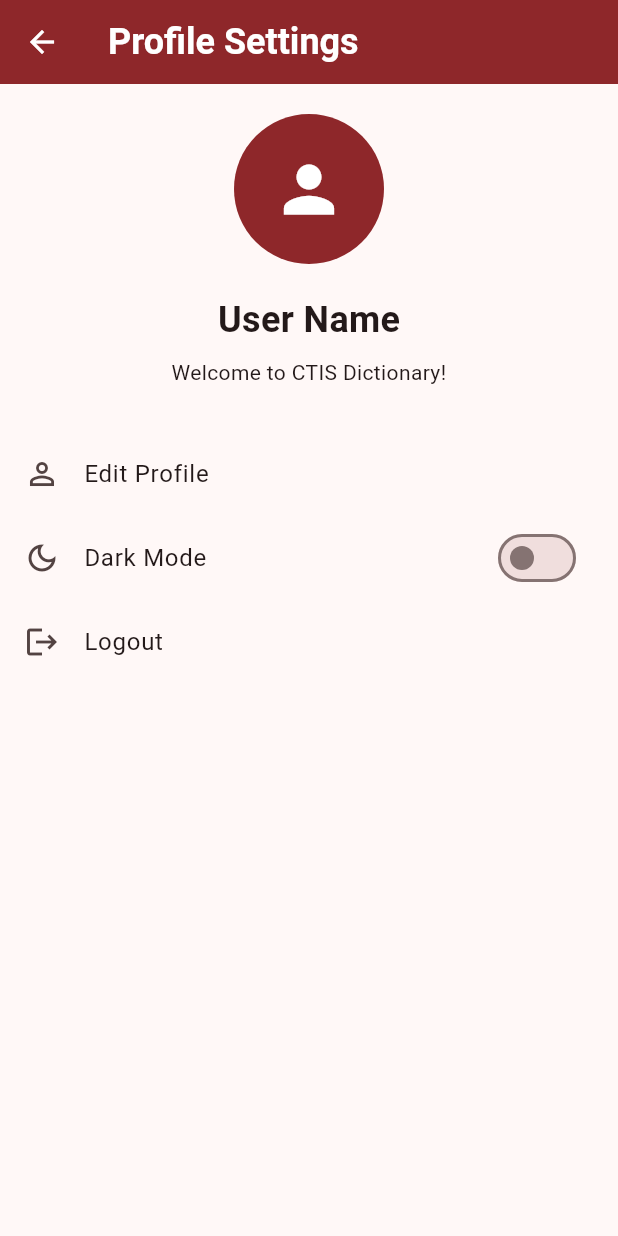
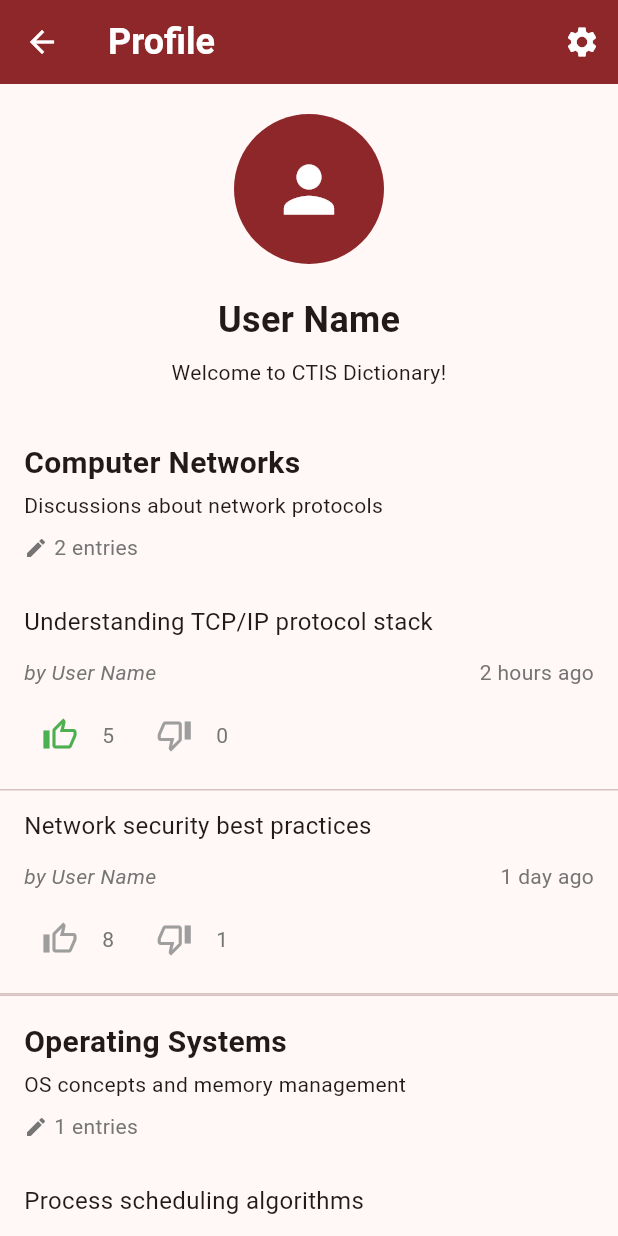
Before and after one commit to Baturalp52/CTIS-470-project, a Flutter app: the ProfileScreen screen opened directly, on a phone screen of 412 x 824 dp. Run offline on Flutter 3.47's test engine with Material 3 defaults, Android fonts, the phone set to English and light mode, and no system bars; accounts and stored records are empty.

Commit message:
Refactor profile management by introducing UserProfileScreen and SettingsScreen; streamline ProfileScreen to utilize UserProfileScreen for displaying user details.

```diff
--- a/lib/screens/profile_screen.dart
+++ b/lib/screens/profile_screen.dart
@@ -1,89 +1,29 @@
 import 'package:flutter/material.dart';
 import 'package:provider/provider.dart';
-import '../providers/theme_provider.dart';
 import '../providers/user_provider.dart';
-import 'edit_profile_screen.dart';
+import 'user_profile_screen.dart';
 
 class ProfileScreen extends StatelessWidget {
   const ProfileScreen({super.key});
 
   @override
   Widget build(BuildContext context) {
-    return Scaffold(
-      appBar: AppBar(title: const Text('Profile Settings')),
-      body: Consumer2<ThemeProvider, UserProvider>(
-        builder: (context, themeProvider, userProvider, child) {
-          final user = userProvider.currentUser;
+    return Consumer<UserProvider>(
+      builder: (context, userProvider, child) {
+        final user = userProvider.currentUser;
+        if (user == null) {
+          return const Scaffold(
+            body: Center(
+              child: Text('User not found'),
+            ),
+          );
+        }
 
-          return ListView(
-            children: [
-              const SizedBox(height: 20),
-              CircleAvatar(
-                radius: 50,
-                backgroundColor: Theme.of(context).colorScheme.primary,
-                backgroundImage: user?.profileImageUrl != null
-                    ? NetworkImage(user!.profileImageUrl!)
-                    : null,
-                child: user?.profileImageUrl == null
-                    ? const Icon(Icons.person, size: 50, color: Colors.white)
-                    : null,
-              ),
-              const SizedBox(height: 20),
-              Center(
-                child: Text(
-                  user?.name ?? 'User Name',
-                  style: const TextStyle(
-                    fontSize: 24,
-                    fontWeight: FontWeight.bold,
-                  ),
-                ),
-              ),
-              if (user?.bio != null && user!.bio!.isNotEmpty) ...[
-                const SizedBox(height: 8),
-                Center(
-                  child: Text(
-                    user.bio!,
-                    textAlign: TextAlign.center,
-                    style: TextStyle(
-                      color: Theme.of(context).textTheme.bodySmall?.color,
-                    ),
-                  ),
-                ),
-              ],
-              const SizedBox(height: 30),
-              ListTile(
-                leading: const Icon(Icons.person_outline),
-                title: const Text('Edit Profile'),
-                onTap: () {
-                  Navigator.push(
-                    context,
-                    MaterialPageRoute(
-                      builder: (context) => const EditProfileScreen(),
-                    ),
-                  );
-                },
-              ),
-              ListTile(
-                leading: const Icon(Icons.dark_mode_outlined),
-                title: const Text('Dark Mode'),
-                trailing: Switch(
-                  value: themeProvider.isDarkMode,
-                  onChanged: (value) {
-                    themeProvider.toggleTheme();
-                  },
-                ),
-              ),
-              ListTile(
-                leading: const Icon(Icons.logout),
-                title: const Text('Logout'),
-                onTap: () {
-                  // TODO: Implement logout functionality
-                },
-              ),
-            ],
-          );
-        },
-      ),
+        return UserProfileScreen(
+          user: user,
+          isCurrentUser: true,
+        );
+      },
     );
   }
 }
--- /dev/null
+++ b/lib/screens/settings_screen.dart
@@ -0,0 +1,90 @@
+import 'package:flutter/material.dart';
+import 'package:provider/provider.dart';
+import '../providers/theme_provider.dart';
+import '../providers/user_provider.dart';
+import 'edit_profile_screen.dart';
+
+class SettingsScreen extends StatelessWidget {
+  const SettingsScreen({super.key});
+
+  @override
+  Widget build(BuildContext context) {
+    return Scaffold(
+      appBar: AppBar(title: const Text('Settings')),
+      body: Consumer2<ThemeProvider, UserProvider>(
+        builder: (context, themeProvider, userProvider, child) {
+          return ListView(
+            children: [
+              // Profile Section
+              const Padding(
+                padding: EdgeInsets.all(16.0),
+                child: Text(
+                  'Profile',
+                  style: TextStyle(
+                    fontSize: 18,
+                    fontWeight: FontWeight.bold,
+                  ),
+                ),
+              ),
+              ListTile(
+                leading: const Icon(Icons.person_outline),
+                title: const Text('Edit Profile'),
+                onTap: () {
+                  Navigator.push(
+                    context,
+                    MaterialPageRoute(
+                      builder: (context) => const EditProfileScreen(),
+                    ),
+                  );
+                },
+              ),
+              const Divider(),
+
+              // Appearance Section
+              const Padding(
+                padding: EdgeInsets.all(16.0),
+                child: Text(
+                  'Appearance',
+                  style: TextStyle(
+                    fontSize: 18,
+                    fontWeight: FontWeight.bold,
+                  ),
+                ),
+              ),
+              ListTile(
+                leading: const Icon(Icons.dark_mode_outlined),
+                title: const Text('Dark Mode'),
+                trailing: Switch(
+                  value: themeProvider.isDarkMode,
+                  onChanged: (value) {
+                    themeProvider.toggleTheme();
+                  },
+                ),
+              ),
+              const Divider(),
+
+              // Account Section
+              const Padding(
+                padding: EdgeInsets.all(16.0),
+                child: Text(
+                  'Account',
+                  style: TextStyle(
+                    fontSize: 18,
+                    fontWeight: FontWeight.bold,
+                  ),
+                ),
+              ),
+              ListTile(
+                leading: const Icon(Icons.logout),
+                title: const Text('Logout'),
+                onTap: () {
+                  // TODO: Implement logout functionality
+                },
+              ),
+            ],
+          );
+        },
+      ),
+    );
+  }
+}
--- /dev/null
+++ b/lib/screens/user_profile_screen.dart
@@ -0,0 +1,158 @@
+import 'package:flutter/material.dart';
+import 'package:provider/provider.dart';
+import '../models/user.dart';
+import '../models/topic.dart';
+import '../models/entry.dart';
+import '../widgets/profile_header.dart';
+import '../widgets/entry_card.dart';
+import 'topic_entries_screen.dart';
+import 'settings_screen.dart';
+
+class UserProfileScreen extends StatelessWidget {
+  final User user;
+  final bool isCurrentUser;
+
+  const UserProfileScreen({
+    super.key,
+    required this.user,
+    this.isCurrentUser = false,
+  });
+
+  @override
+  Widget build(BuildContext context) {
+    // Sample data for user's entries grouped by topics
+    // In a real app, this would come from a database or API
+    final Map<Topic, List<Entry>> userEntriesByTopic = {
+      Topic(
+        title: "Computer Networks",
+        entryCount: 3,
+        lastUpdate: DateTime.now().subtract(const Duration(hours: 2)),
+        description: "Discussions about network protocols",
+      ): [
+        Entry(
+          content: "Understanding TCP/IP protocol stack",
+          author: user.name,
+          createdAt: DateTime.now().subtract(const Duration(hours: 2)),
+          likes: 5,
+          dislikes: 0,
+          userReaction: EntryReaction.liked,
+        ),
+        Entry(
+          content: "Network security best practices",
+          author: user.name,
+          createdAt: DateTime.now().subtract(const Duration(days: 1)),
+          likes: 8,
+          dislikes: 1,
+          userReaction: EntryReaction.none,
+        ),
+      ],
+      Topic(
+        title: "Operating Systems",
+        entryCount: 2,
+        lastUpdate: DateTime.now().subtract(const Duration(hours: 5)),
+        description: "OS concepts and memory management",
+      ): [
+        Entry(
+          content: "Process scheduling algorithms",
+          author: user.name,
+          createdAt: DateTime.now().subtract(const Duration(days: 2)),
+          likes: 12,
+          dislikes: 2,
+          userReaction: EntryReaction.liked,
+        ),
+      ],
+    };
+
+    return Scaffold(
+      appBar: AppBar(
+        title: Text(isCurrentUser ? 'Profile' : user.name),
+        actions: isCurrentUser
+            ? [
+                IconButton(
+                  icon: const Icon(Icons.settings),
+                  onPressed: () {
+                    Navigator.push(
+                      context,
+                      MaterialPageRoute(
+                          builder: (context) => const SettingsScreen()),
+                    );
+                  },
+                ),
+              ]
+            : null,
+      ),
+      body: Column(
+        children: [
+          ProfileHeader(user: user),
+          Expanded(
+            child: ListView.builder(
+              itemCount: userEntriesByTopic.length,
+              itemBuilder: (context, index) {
+                final topic = userEntriesByTopic.keys.elementAt(index);
+                final entries = userEntriesByTopic[topic]!;
+
+                return Column(
+                  crossAxisAlignment: CrossAxisAlignment.start,
+                  children: [
+                    // Topic Header
+                    Padding(
+                      padding: const EdgeInsets.all(16.0),
+                      child: InkWell(
+                        onTap: () {
+                          Navigator.push(
+                            context,
+                            MaterialPageRoute(
+                              builder: (context) =>
+                                  TopicEntriesScreen(topic: topic),
+                            ),
+                          );
+                        },
+                        child: Column(
+                          crossAxisAlignment: CrossAxisAlignment.start,
+                          children: [
+                            Text(
+                              topic.title,
+                              style: const TextStyle(
+                                fontSize: 20,
+                                fontWeight: FontWeight.bold,
+                              ),
+                            ),
+                            const SizedBox(height: 4),
+                            Text(
+                              topic.description,
+                              style: TextStyle(
+                                color: Theme.of(context)
+                                    .textTheme
+                                    .bodySmall
+                                    ?.color,
+                              ),
+                            ),
+                            const SizedBox(height: 8),
+                            Row(
+                              children: [
+                                Icon(Icons.edit,
+                                    size: 16, color: Colors.grey[600]),
+                                const SizedBox(width: 4),
+                                Text(
+                                  '${entries.length} entries',
+                                  style: TextStyle(color: Colors.grey[600]),
+                                ),
+                              ],
+                            ),
+                          ],
+                        ),
+                      ),
+                    ),
+                    // Entries List
+                    ...entries.map((entry) => EntryCard(entry: entry)),
+                    const Divider(height: 1),
+                  ],
+                );
+              },
+            ),
+          ),
+        ],
+      ),
+    );
+  }
+}
--- a/lib/widgets/entry_card.dart
+++ b/lib/widgets/entry_card.dart
@@ -1,7 +1,9 @@
 import 'dart:async';
 import 'package:flutter/material.dart';
 import '../models/entry.dart';
+import '../models/user.dart';
 import '../utils/time_formatter.dart';
+import '../screens/user_profile_screen.dart';
 
 class EntryCard extends StatefulWidget {
   final Entry entry;
@@ -73,6 +75,23 @@ class _EntryCardState extends State<EntryCard> {
     });
   }
 
+  void _navigateToUserProfile() {
+    // In a real app, you would fetch the user data from a database or API
+    final user = User(
+      id: '1', // This would be the actual user ID
+      name: _entry.author,
+      email: '${_entry.author.toLowerCase().replaceAll(' ', '.')}@example.com',
+      bio: 'CTIS Dictionary user',
+    );
+
+    Navigator.push(
+      context,
+      MaterialPageRoute(
+        builder: (context) => UserProfileScreen(user: user),
+      ),
+    );
+  }
+
   @override
   Widget build(BuildContext context) {
     return Column(
@@ -87,11 +106,14 @@ class _EntryCardState extends State<EntryCard> {
               Row(
                 mainAxisAlignment: MainAxisAlignment.spaceBetween,
                 children: [
-                  Text(
+                  InkWell(
+                    onTap: _navigateToUserProfile,
+                    child: Text(
                       'by ${_entry.author}',
                       style: TextStyle(
                         color: Colors.grey[600],
                         fontStyle: FontStyle.italic,
+                      ),
                     ),
                   ),
                   Text(
@@ -106,8 +128,7 @@ class _EntryCardState extends State<EntryCard> {
                   IconButton(
                     icon: Icon(
                       Icons.thumb_up_outlined,
-                      color:
-                          _entry.userReaction == EntryReaction.liked
+                      color: _entry.userReaction == EntryReaction.liked
                           ? Colors.green
                           : Colors.grey,
                     ),
@@ -124,8 +145,7 @@ class _EntryCardState extends State<EntryCard> {
                   IconButton(
                     icon: Icon(
                       Icons.thumb_down_outlined,
-                      color:
-                          _entry.userReaction == EntryReaction.disliked
+                      color: _entry.userReaction == EntryReaction.disliked
                           ? Colors.red
                           : Colors.grey,
                     ),
--- /dev/null
+++ b/lib/widgets/profile_header.dart
@@ -0,0 +1,58 @@
+import 'package:flutter/material.dart';
+import '../models/user.dart';
+
+class ProfileHeader extends StatelessWidget {
+  final User user;
+  final bool showSettingsButton;
+  final VoidCallback? onSettingsPressed;
+
+  const ProfileHeader({
+    super.key,
+    required this.user,
+    this.showSettingsButton = false,
+    this.onSettingsPressed,
+  });
+
+  @override
+  Widget build(BuildContext context) {
+    return Column(
+      children: [
+        Container(
+          padding: const EdgeInsets.all(20),
+          child: Column(
+            children: [
+              CircleAvatar(
+                radius: 50,
+                backgroundColor: Theme.of(context).colorScheme.primary,
+                backgroundImage: user.profileImageUrl != null
+                    ? NetworkImage(user.profileImageUrl!)
+                    : null,
+                child: user.profileImageUrl == null
+                    ? const Icon(Icons.person, size: 50, color: Colors.white)
+                    : null,
+              ),
+              const SizedBox(height: 20),
+              Text(
+                user.name,
+                style: const TextStyle(
+                  fontSize: 24,
+                  fontWeight: FontWeight.bold,
+                ),
+              ),
+              if (user.bio != null && user.bio!.isNotEmpty) ...[
+                const SizedBox(height: 8),
+                Text(
+                  user.bio!,
+                  textAlign: TextAlign.center,
+                  style: TextStyle(
+                    color: Theme.of(context).textTheme.bodySmall?.color,
+                  ),
+                ),
+              ],
+            ],
+          ),
+        ),
+      ],
+    );
+  }
+}
```
Lines whose indentation alone changed are shown as unchanged.
